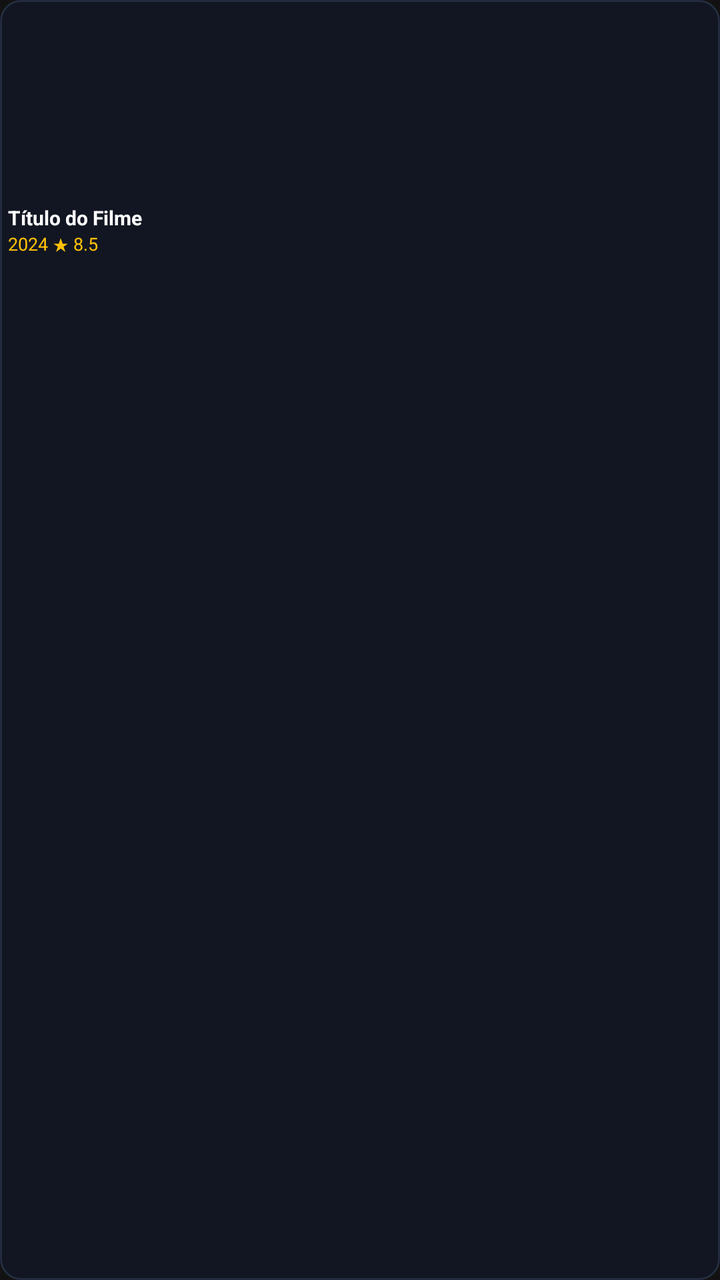
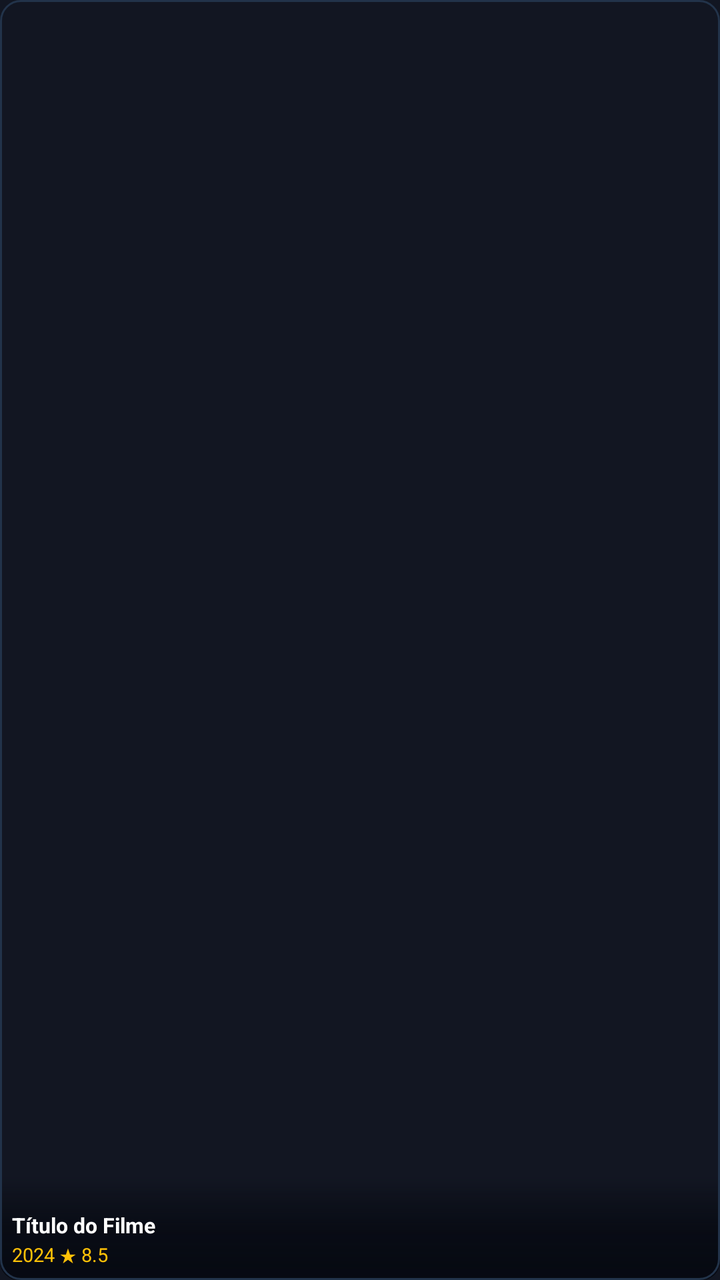

Two renders of the same Android screen: before a commit and after it. Below are the layout's source before the change and the commit's diff.
<!-- AndroidManifest.xml: application theme Theme.AndPlay -->
<!-- res/layout/item_movie_card.xml -->
<?xml version="1.0" encoding="utf-8"?>
<LinearLayout xmlns:android="http://schemas.android.com/apk/res/android"
    android:id="@+id/movieCardRoot"
    android:layout_width="125dp"
    android:layout_height="136dp"
    android:layout_margin="3dp"
    android:background="@drawable/card_focus_bg"
    android:clickable="true"
    android:focusable="true"
    android:focusableInTouchMode="true"
    android:orientation="vertical"
    android:padding="4dp">

    <ImageView
        android:id="@+id/moviePoster"
        android:layout_width="match_parent"
        android:layout_height="96dp"
        android:scaleType="centerCrop" />

    <TextView
        android:id="@+id/movieTitle"
        android:layout_width="match_parent"
        android:layout_height="wrap_content"
        android:layout_marginTop="2dp"
        android:ellipsize="end"
        android:maxLines="1"
        android:text="Título do Filme"
        android:textColor="#FFFFFF"
        android:textSize="10sp"
        android:textStyle="bold" />

    <TextView
        android:id="@+id/movieSubtitle"
        android:layout_width="match_parent"
        android:layout_height="wrap_content"
        android:ellipsize="end"
        android:maxLines="1"
        android:text="2024 ★ 8.5"
        android:textColor="#FFC107"
        android:textSize="9sp" />
</LinearLayout>
<!-- resources referenced by this layout -->
<resources>
  <!-- drawable card_focus_bg (drawable) -->
  <?xml version="1.0" encoding="utf-8"?>
  <selector xmlns:android="http://schemas.android.com/apk/res/android">
      <item android:state_focused="true">
          <shape android:shape="rectangle">
              <corners android:radius="10dp" />
              <solid android:color="#1A2035" />
              <stroke android:width="2.5dp" android:color="#FFC107" />
          </shape>
      </item>
      <item android:state_selected="true">
          <shape android:shape="rectangle">
              <corners android:radius="10dp" />
              <solid android:color="#1A2035" />
              <stroke android:width="2dp" android:color="#FFC107" />
          </shape>
      </item>
      <item>
          <shape android:shape="rectangle">
              <corners android:radius="10dp" />
              <solid android:color="#121622" />
              <stroke android:width="1dp" android:color="#242B40" />
          </shape>
      </item>
  </selector>
  <style name="Theme.AndPlay" parent="@android:style/Theme.NoTitleBar.Fullscreen">
          <item name="android:windowBackground">#121212</item>
      </style>
</resources>

<!-- the commit's change to res/layout/item_movie_card.xml (unified diff, before → after) -->
@@ -1,41 +1,53 @@
 <?xml version="1.0" encoding="utf-8"?>
-<LinearLayout xmlns:android="http://schemas.android.com/apk/res/android"
+<FrameLayout xmlns:android="http://schemas.android.com/apk/res/android"
     android:id="@+id/movieCardRoot"
     android:layout_width="125dp"
-    android:layout_height="136dp"
+    android:layout_height="170dp"
     android:layout_margin="3dp"
-    android:background="@drawable/card_focus_bg"
+    android:background="#121622"
+    android:foreground="@drawable/card_focus_fg"
     android:clickable="true"
     android:focusable="true"
-    android:focusableInTouchMode="true"
-    android:orientation="vertical"
-    android:padding="4dp">
+    android:focusableInTouchMode="true">
 
     <ImageView
         android:id="@+id/moviePoster"
         android:layout_width="match_parent"
-        android:layout_height="96dp"
+        android:layout_height="match_parent"
         android:scaleType="centerCrop" />
 
-    <TextView
-        android:id="@+id/movieTitle"
+    
+    <LinearLayout
         android:layout_width="match_parent"
         android:layout_height="wrap_content"
-        android:layout_marginTop="2dp"
-        android:ellipsize="end"
-        android:maxLines="1"
-        android:text="Título do Filme"
-        android:textColor="#FFFFFF"
-        android:textSize="10sp"
-        android:textStyle="bold" />
+        android:layout_gravity="bottom"
+        android:background="@drawable/card_bottom_gradient"
+        android:orientation="vertical"
+        android:paddingStart="6dp"
+        android:paddingEnd="6dp"
+        android:paddingTop="18dp"
+        android:paddingBottom="6dp">
 
-    <TextView
-        android:id="@+id/movieSubtitle"
-        android:layout_width="match_parent"
-        android:layout_height="wrap_content"
-        android:ellipsize="end"
-        android:maxLines="1"
-        android:text="2024 ★ 8.5"
-        android:textColor="#FFC107"
-        android:textSize="9sp" />
-</LinearLayout>
+        <TextView
+            android:id="@+id/movieTitle"
+            android:layout_width="match_parent"
+            android:layout_height="wrap_content"
+            android:ellipsize="end"
+            android:maxLines="1"
+            android:text="Título do Filme"
+            android:textColor="#FFFFFF"
+            android:textSize="10.5sp"
+            android:textStyle="bold" />
+
+        <TextView
+            android:id="@+id/movieSubtitle"
+            android:layout_width="match_parent"
+            android:layout_height="wrap_content"
+            android:layout_marginTop="1dp"
+            android:ellipsize="end"
+            android:maxLines="1"
+            android:text="2024 ★ 8.5"
+            android:textColor="#FFC107"
+            android:textSize="9.5sp" />
+    </LinearLayout>
+</FrameLayout>
<!-- resource entries referenced after the edit -->
@@ -1,27 +1,43 @@
 <!-- resources referenced by this layout -->
 <resources>
-  <!-- drawable card_focus_bg (drawable) -->
+  <!-- drawable card_bottom_gradient (drawable) -->
+  <?xml version="1.0" encoding="utf-8"?>
+  <shape xmlns:android="http://schemas.android.com/apk/res/android"
+      android:shape="rectangle">
+      <corners
+          android:bottomLeftRadius="9dp"
+          android:bottomRightRadius="9dp"
+          android:topLeftRadius="0dp"
+          android:topRightRadius="0dp" />
+      <gradient
+          android:angle="270"
+          android:startColor="#00000000"
+          android:centerColor="#C0050810"
+          android:endColor="#F2050810"
+          android:type="linear" />
+  </shape>
+  <!-- drawable card_focus_fg (drawable) -->
   <?xml version="1.0" encoding="utf-8"?>
   <selector xmlns:android="http://schemas.android.com/apk/res/android">
       <item android:state_focused="true">
           <shape android:shape="rectangle">
               <corners android:radius="10dp" />
-              <solid android:color="#1A2035" />
-              <stroke android:width="2.5dp" android:color="#FFC107" />
+              <solid android:color="#00000000" />
+              <stroke android:width="3dp" android:color="#FFC107" />
           </shape>
       </item>
       <item android:state_selected="true">
           <shape android:shape="rectangle">
               <corners android:radius="10dp" />
-              <solid android:color="#1A2035" />
-              <stroke android:width="2dp" android:color="#FFC107" />
+              <solid android:color="#00000000" />
+              <stroke android:width="2.5dp" android:color="#FFC107" />
           </shape>
       </item>
       <item>
           <shape android:shape="rectangle">
               <corners android:radius="10dp" />
-              <solid android:color="#121622" />
-              <stroke android:width="1dp" android:color="#242B40" />
+              <solid android:color="#00000000" />
+              <stroke android:width="1dp" android:color="#22334A" />
           </shape>
       </item>
   </selector>
